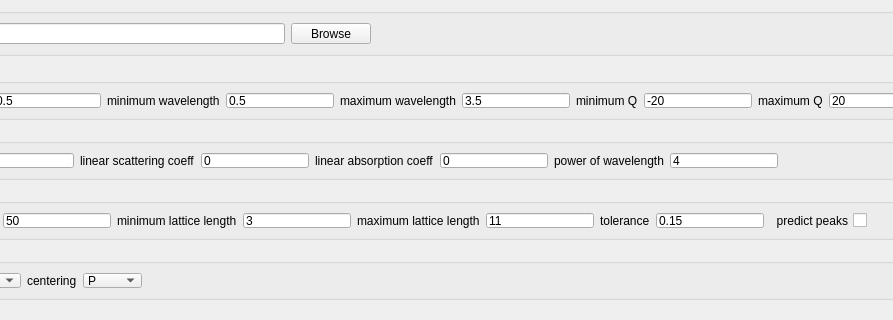
The window that design.ui (VickieLynch/MantidEV) describes before a commit, drawn with Qt 5; both pictures show x 117 to 1010 and y 146 to 466 of the 1196 by 803 pixel window.
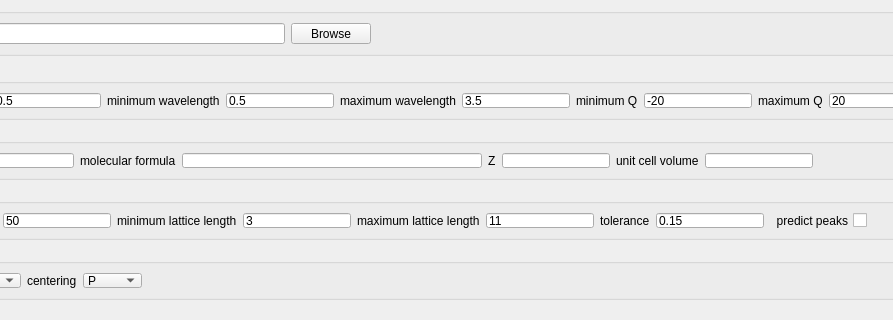
The same window after the commit.

Commit message: Refs #master calculate absorption scattering coefficients

Patch:
```diff
--- a/design.ui
+++ b/design.ui
@@ -2314,7 +2314,7 @@
     <item>
      <widget class="QLabel" name="label_16">
       <property name="text">
-       <string>linear scattering coeff</string>
+       <string>molecular formula</string>
       </property>
      </widget>
     </item>
@@ -2331,7 +2331,7 @@
       </property>
       <property name="minimumSize">
        <size>
-        <width>0</width>
+        <width>300</width>
         <height>0</height>
        </size>
       </property>
@@ -2433,7 +2433,7 @@
        <string/>
       </property>
       <property name="text">
-       <string>0</string>
+       <string></string>
       </property>
       <property name="maxLength">
        <number>32767</number>
@@ -2467,7 +2467,7 @@
     <item>
      <widget class="QLabel" name="label_15">
       <property name="text">
-       <string>linear absorption coeff</string>
+       <string>Z</string>
       </property>
      </widget>
     </item>
@@ -2586,7 +2586,7 @@
        <string/>
       </property>
       <property name="text">
-       <string>0</string>
+       <string></string>
       </property>
       <property name="maxLength">
        <number>32767</number>
@@ -2620,7 +2620,7 @@
     <item>
      <widget class="QLabel" name="label_14">
       <property name="text">
-       <string>power of wavelength</string>
+       <string>unit cell volume</string>
       </property>
      </widget>
     </item>
@@ -2739,7 +2739,7 @@
        <string/>
       </property>
       <property name="text">
-       <string>4</string>
+       <string></string>
       </property>
       <property name="maxLength">
        <number>32767</number>
```
Left out of the diff: 16 changed lines with no effect on the pictures. The commit also changes 3 other files.
